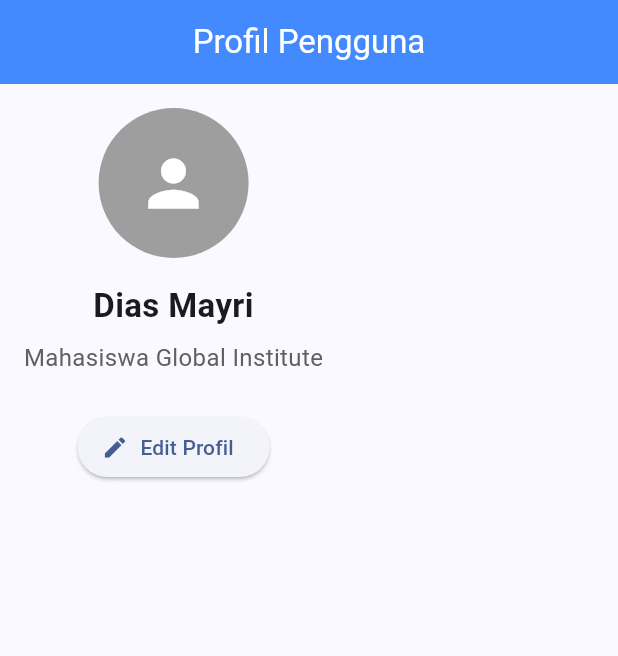
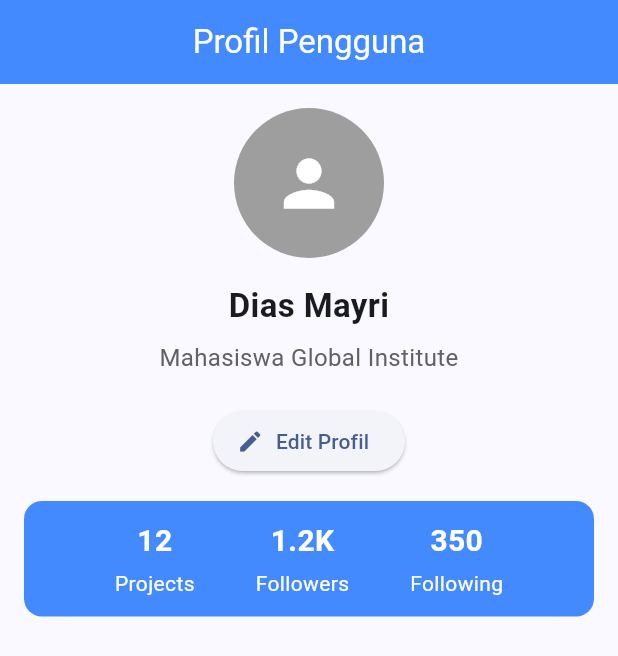
Before and after one commit to Diasmyri/flutter_tugas_3, a Flutter app: the screen it shows after launch, on a phone screen of 412 x 824 dp. Shown: the top 656 px of the screen. Run offline on Flutter 3.47's test engine with Material 3 defaults, Android fonts, the phone set to English and light mode, and no system bars.

Commit message:
feat: add profile statistics row

```diff
--- a/lib/profile_page.dart
+++ b/lib/profile_page.dart
@@ -22,7 +22,7 @@
             const ProfileAvatar(),
             const SizedBox(height: 16),
             ProfileInfo(userName: userName, role: role),
-            const SizedBox(height: 24),
+            const SizedBox(height: 20),
             ElevatedButton.icon(
               onPressed: () {
                 ScaffoldMessenger.of(context).showSnackBar(
@@ -33,6 +33,70 @@
               },
               icon: const Icon(Icons.edit),
               label: const Text('Edit Profil'),
+            ),
+            const SizedBox(height: 16),
+            Container(
+              padding: const EdgeInsets.symmetric(vertical: 12, horizontal: 20),
+              decoration: BoxDecoration(
+                color: Colors.blueAccent,
+                borderRadius: BorderRadius.circular(12),
+              ),
+              child: Row(
+                mainAxisAlignment: MainAxisAlignment.spaceEvenly,
+                children: [
+                  Column(
+                    children: [
+                      const Text(
+                        '12',
+                        style: TextStyle(
+                          fontSize: 20,
+                          fontWeight: FontWeight.bold,
+                          color: Colors.white,
+                        ),
+                      ),
+                      const SizedBox(height: 4),
+                      const Text(
+                        'Projects',
+                        style: TextStyle(fontSize: 14, color: Colors.white),
+                      ),
+                    ],
+                  ),
+                  Column(
+                    children: [
+                      const Text(
+                        '1.2K',
+                        style: TextStyle(
+                          fontSize: 20,
+                          fontWeight: FontWeight.bold,
+                          color: Colors.white,
+                        ),
+                      ),
+                      const SizedBox(height: 4),
+                      const Text(
+                        'Followers',
+                        style: TextStyle(fontSize: 14, color: Colors.white),
+                      ),
+                    ],
+                  ),
+                  Column(
+                    children: [
+                      const Text(
+                        '350',
+                        style: TextStyle(
+                          fontSize: 20,
+                          fontWeight: FontWeight.bold,
+                          color: Colors.white,
+                        ),
+                      ),
+                      const SizedBox(height: 4),
+                      const Text(
+                        'Following',
+                        style: TextStyle(fontSize: 14, color: Colors.white),
+                      ),
+                    ],
+                  ),
+                ],
+              ),
             ),
           ],
         ),
```
